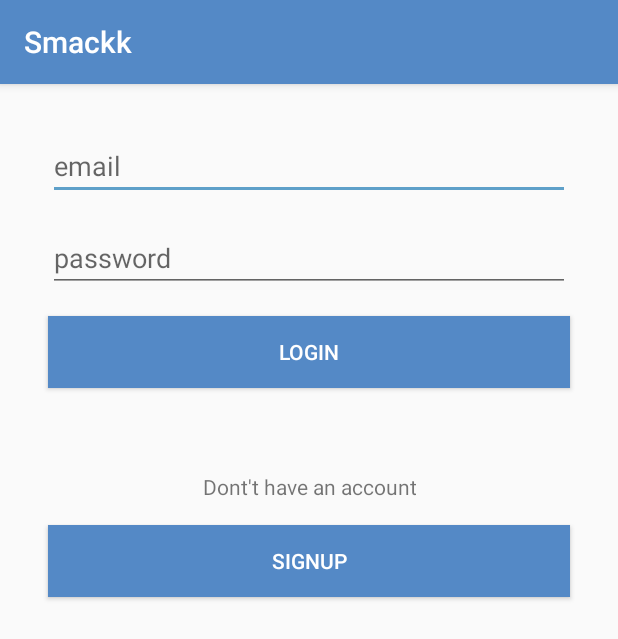
After one commit to azimovbob/Smackk, an Android app: the LoginActivity screen opened directly, with no data from a screen before it, on a phone screen of 412 x 824 dp. The commit adds this screen. Shown: the top 639 px of the screen. Run offline under Robolectric (Android 15) with nearby library versions, the phone set to English and light mode, and no system bars.

Commit message:
lesso-02

```diff
--- a/app/src/main/AndroidManifest.xml
+++ b/app/src/main/AndroidManifest.xml
@@ -8,6 +8,7 @@
         android:label="@string/app_name"
         android:supportsRtl="true"
         android:theme="@style/AppTheme">
+        <activity android:name=".LoginActivity"></activity>
         <activity
             android:name=".MainActivity"
             android:label="@string/app_name"
--- /dev/null
+++ b/app/src/main/java/com/app/smackk/LoginActivity.kt
@@ -0,0 +1,21 @@
+package com.app.smackk
+
+import androidx.appcompat.app.AppCompatActivity
+
+import android.os.Bundle
+import android.view.View
+
+class LoginActivity : AppCompatActivity() {
+
+    override fun onCreate(savedInstanceState: Bundle?) {
+        super.onCreate(savedInstanceState)
+        setContentView(R.layout.activity_login)
+    }
+
+    fun loginBtnClicked(view: View) {
+
+
+    }
+
+    fun loginCreateBtnClicked(view: View) {}
+}
--- a/app/src/main/java/com/app/smackk/MainActivity.kt
+++ b/app/src/main/java/com/app/smackk/MainActivity.kt
@@ -1,5 +1,6 @@
 package com.app.smackk
 
+import android.content.Intent
 import android.os.Bundle
 import android.util.Log
 import android.view.View
@@ -32,7 +33,12 @@ class MainActivity : AppCompatActivity() {
         }
     }
 
-    fun loginBtnNavClicked(view: View){}
+    fun loginBtnNavClicked(view: View){
+
+        val loginIntent = Intent(this,  LoginActivity::class.java)
+        startActivity(loginIntent)
+
+    }
     fun addChanneClickedl(view: View) {}
     fun sendMessageBtnClicked(view: View) {}
 }
--- /dev/null
+++ b/app/src/main/res/layout/activity_login.xml
@@ -0,0 +1,78 @@
+<?xml version="1.0" encoding="utf-8"?>
+<androidx.constraintlayout.widget.ConstraintLayout xmlns:android="http://schemas.android.com/apk/res/android"
+    xmlns:app="http://schemas.android.com/apk/res-auto"
+    xmlns:tools="http://schemas.android.com/tools"
+    android:layout_width="match_parent"
+    android:layout_height="match_parent"
+    tools:context=".LoginActivity">
+
+    <EditText
+        android:id="@+id/loginEmailTxt"
+        android:layout_width="0dp"
+        android:layout_height="wrap_content"
+        android:layout_marginStart="32dp"
+        android:layout_marginTop="32dp"
+        android:layout_marginEnd="32dp"
+        android:ems="10"
+        android:hint="email"
+        android:inputType="textPersonName"
+        app:layout_constraintEnd_toEndOf="parent"
+        app:layout_constraintStart_toStartOf="parent"
+        app:layout_constraintTop_toTopOf="parent" />
+
+    <EditText
+        android:id="@+id/loginPassTxt"
+        android:layout_width="0dp"
+        android:layout_height="wrap_content"
+        android:layout_marginStart="32dp"
+        android:layout_marginTop="16dp"
+        android:layout_marginEnd="32dp"
+        android:ems="10"
+        android:hint="password"
+        android:inputType="textPassword"
+        app:layout_constraintEnd_toEndOf="parent"
+        app:layout_constraintStart_toStartOf="parent"
+        app:layout_constraintTop_toBottomOf="@+id/loginEmailTxt" />
+
+    <Button
+        android:id="@+id/loginBtn"
+        android:layout_width="0dp"
+        android:layout_height="wrap_content"
+        android:layout_marginStart="32dp"
+        android:layout_marginTop="16dp"
+        android:layout_marginEnd="32dp"
+        android:background="@color/colorPrimary"
+        android:onClick="loginBtnClicked"
+        android:text="LOGIN"
+        android:textAllCaps="true"
+        android:textColor="@android:color/white"
+        app:layout_constraintEnd_toEndOf="parent"
+        app:layout_constraintStart_toStartOf="parent"
+        app:layout_constraintTop_toBottomOf="@+id/loginPassTxt" />
+
+    <TextView
+        android:id="@+id/textView3"
+        android:layout_width="wrap_content"
+        android:layout_height="wrap_content"
+        android:layout_marginTop="56dp"
+        android:text="Dont't have an account"
+        android:textAlignment="center"
+        app:layout_constraintEnd_toEndOf="parent"
+        app:layout_constraintStart_toStartOf="parent"
+        app:layout_constraintTop_toBottomOf="@+id/loginBtn" />
+
+    <Button
+        android:id="@+id/loginCreateBtn"
+        android:layout_width="0dp"
+        android:layout_height="wrap_content"
+        android:layout_marginStart="32dp"
+        android:layout_marginTop="16dp"
+        android:layout_marginEnd="32dp"
+        android:background="@color/colorPrimary"
+        android:onClick="loginCreateBtnClicked"
+        android:text="SIGNUP"
+        android:textColor="@android:color/white"
+        app:layout_constraintEnd_toEndOf="parent"
+        app:layout_constraintStart_toStartOf="parent"
+        app:layout_constraintTop_toBottomOf="@+id/textView3" />
+</androidx.constraintlayout.widget.ConstraintLayout>
--- a/app/src/main/res/layout/app_bar_main.xml
+++ b/app/src/main/res/layout/app_bar_main.xml
@@ -20,9 +20,7 @@
 
     </com.google.android.material.appbar.AppBarLayout>
 
-    <include
-        layout="@layout/content_main"
-        />
+    <include layout="@layout/content_main" />
 
 
 </androidx.coordinatorlayout.widget.CoordinatorLayout>
--- a/app/src/main/res/layout/nav_header_main.xml
+++ b/app/src/main/res/layout/nav_header_main.xml
@@ -13,7 +13,7 @@
         android:id="@+id/userImageNavHeader"
         android:layout_width="70dp"
         android:layout_height="0dp"
-        android:layout_marginStart="16dp"
+        android:layout_marginStart="12dp"
         android:layout_marginTop="50dp"
         android:layout_marginBottom="2dp"
         android:contentDescription="@string/nav_header_desc"
@@ -47,7 +47,6 @@
         android:id="@+id/loginBtnNavHeaderon"
         android:layout_width="wrap_content"
         android:layout_height="33dp"
-        android:layout_marginStart="9dp"
         android:layout_marginBottom="6dp"
         android:background="@android:color/transparent"
         android:onClick="loginBtnNavClicked"
```
